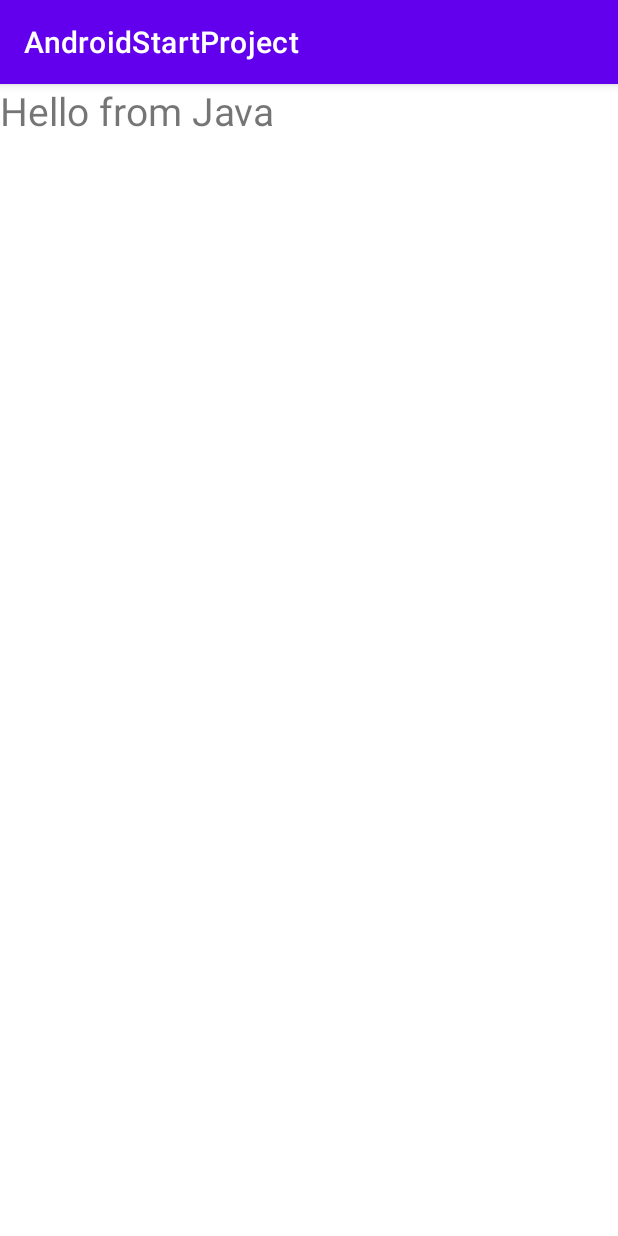
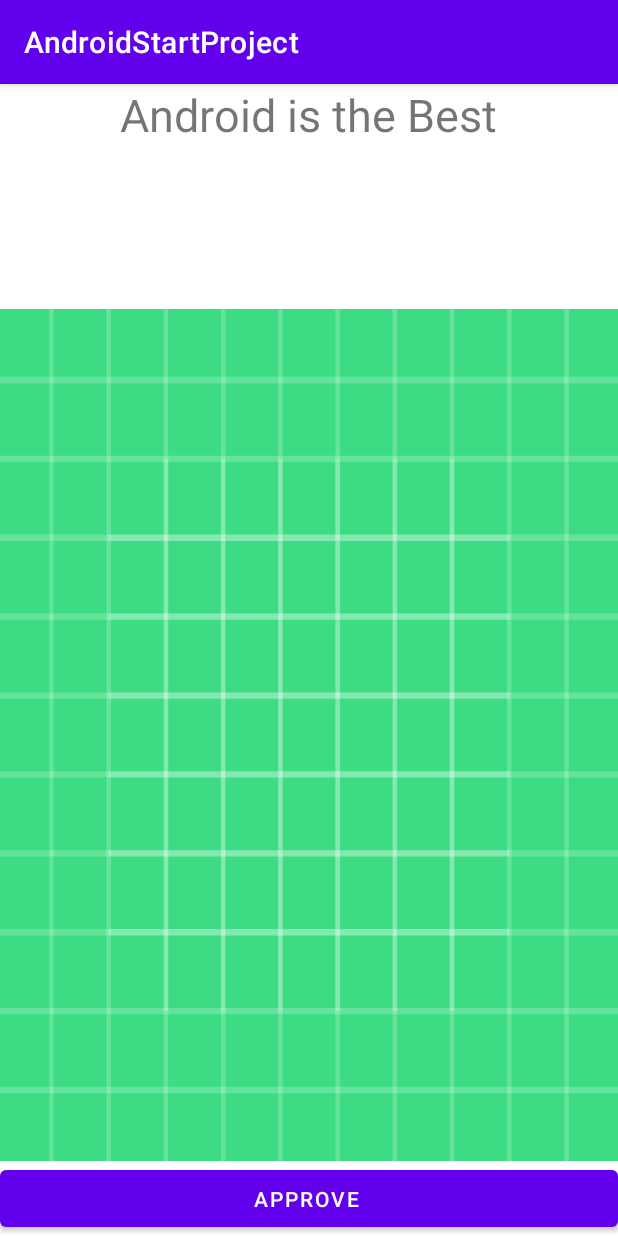
Before and after one commit to bystrovdev/AndroidStartPoject, an Android app: the screen it shows after launch (MainActivity), on a phone screen of 412 x 824 dp. Run offline under Robolectric (Android 15) with nearby library versions, the phone set to English and light mode, and no system bars.

Commit message:
We have learned LinearLayout

```diff
--- a/app/src/main/java/ru/synergy/myapplication/MainActivity.java
+++ b/app/src/main/java/ru/synergy/myapplication/MainActivity.java
@@ -16,8 +16,8 @@ public class MainActivity extends AppCompatActivity {
         setContentView(R.layout.second_layout);
 
 
-        TextView textView = (TextView) findViewById(R.id.header);
-        textView.setText("Hello from Java");
+//        TextView textView = (TextView) findViewById(R.id.header);
+//        textView.setText("Hello from Java");
 
 //        ConstraintLayout constraintLayout = new ConstraintLayout(this);
 //        TextView textView = new TextView(this);
--- a/app/src/main/res/layout/second_layout.xml
+++ b/app/src/main/res/layout/second_layout.xml
@@ -1,14 +1,58 @@
 <?xml version="1.0" encoding="utf-8"?>
-<androidx.constraintlayout.widget.ConstraintLayout
+<LinearLayout
     xmlns:android="http://schemas.android.com/apk/res/android"
+    xmlns:app="http://schemas.android.com/apk/res-auto"
+    xmlns:tools="http://schemas.android.com/tools"
     android:layout_width="match_parent"
-    android:layout_height="match_parent">
+    android:layout_height="match_parent"
+    android:gravity="center"
+    android:orientation="vertical"
+    tools:context=".MainActivity">
+
+
+<!--    <TextView-->
+<!--        android:id="@+id/textView"-->
+<!--        android:layout_width="wrap_content"-->
+<!--        android:layout_height="wrap_content"-->
+<!--        android:layout_weight="1"-->
+<!--        android:text="Hello World"-->
+<!--        app:layout_constraintBottom_toTopOf="@+id/textView2"-->
+<!--        app:layout_constraintEnd_toEndOf="parent"-->
+<!--        app:layout_constraintStart_toStartOf="parent"-->
+<!--        app:layout_constraintTop_toTopOf="parent" />-->
+
+<!--    <TextView-->
+<!--        android:id="@+id/textView2"-->
+<!--        android:layout_width="wrap_content"-->
+<!--        android:layout_height="wrap_content"-->
+<!--        android:layout_weight="1"-->
+<!--        android:text="ertertertertertertertertertertertertertetertert4erttrtrtrtrtrtrtertertertet1111"-->
+<!--        app:layout_constraintBottom_toBottomOf="parent"-->
+<!--        app:layout_constraintEnd_toEndOf="parent"-->
+<!--        app:layout_constraintStart_toStartOf="parent"-->
+<!--        app:layout_constraintTop_toBottomOf="@+id/textView" />-->
 
     <TextView
-        android:id="@+id/header"
-        android:text="Welcome to Android"
-        android:textSize="26sp"
+        android:id="@+id/text"
+        android:layout_width="wrap_content"
+        android:layout_height="200dp"
+        android:layout_weight="1"
+
+        android:textSize="30sp"
+        android:text="Android is the Best"
+        />
+
+    <View
+        android:layout_width="wrap_content"
+        android:layout_height="wrap_content"
+        android:layout_weight="4"
+        android:foreground="@drawable/ic_launcher_background" />
+
+    <Button
+        android:id="@+id/button"
         android:layout_width="match_parent"
-        android:layout_height="match_parent"/>
+        android:layout_height="100dp"
+        android:layout_weight="1"
+        android:text="Approve "/>
 
-</androidx.constraintlayout.widget.ConstraintLayout>
+</LinearLayout>
```
